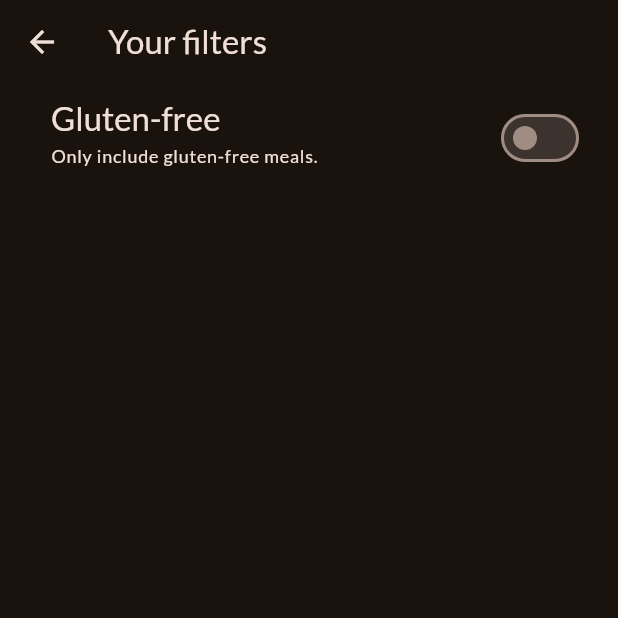
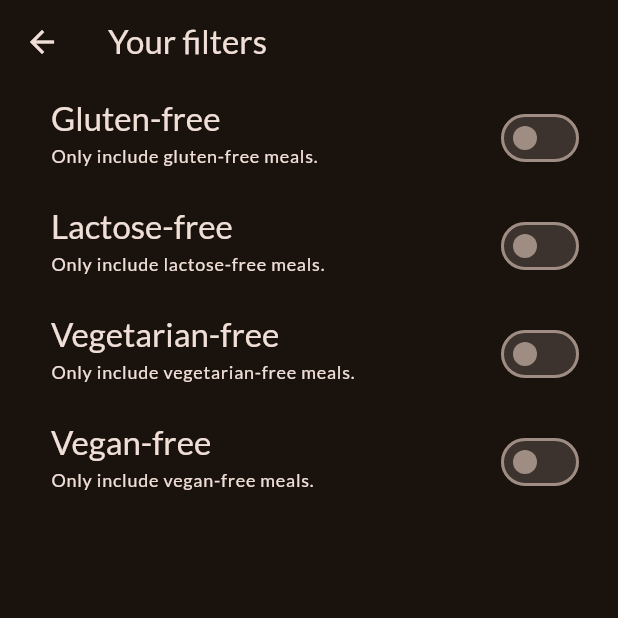
Before and after one commit to Industrylaud/meals_app_v2, a Flutter app: the FiltersScreen screen opened directly, on a phone screen of 412 x 824 dp, the top half of it. Run offline on Flutter 3.47's test engine with Material 2 defaults, Android fonts, the phone set to English and light mode, and no system bars; our stand-ins replace google_fonts, transparent_image.

Commit message:
Add more filters

```diff
--- a/lib/screens/filters_screen.dart
+++ b/lib/screens/filters_screen.dart
@@ -9,6 +9,9 @@ class FiltersScreen extends StatefulWidget {
 
 class _FiltersScreenState extends State<FiltersScreen> {
   var _glutenFreeFilterSet = false;
+  var _lactoseFreeFilterSet = false;
+  var _vegetarianFreeFilterSet = false;
+  var _veganFreeFilterSet = false;
 
   @override
   Widget build(BuildContext context) {
@@ -43,6 +46,81 @@ class _FiltersScreenState extends State<FiltersScreen> {
               right: 22,
             ),
           ),
+          SwitchListTile(
+            value: _lactoseFreeFilterSet,
+            onChanged: (isChecked) {
+              setState(() {
+                _lactoseFreeFilterSet = isChecked;
+              });
+            },
+            title: Text(
+              'Lactose-free',
+              style: Theme.of(context).textTheme.titleLarge!.copyWith(
+                    color: Theme.of(context).colorScheme.onBackground,
+                  ),
+            ),
+            subtitle: Text(
+              'Only include lactose-free meals.',
+              style: Theme.of(context).textTheme.labelMedium!.copyWith(
+                    color: Theme.of(context).colorScheme.onBackground,
+                  ),
+            ),
+            activeColor: Theme.of(context).colorScheme.tertiary,
+            contentPadding: const EdgeInsets.only(
+              left: 34,
+              right: 22,
+            ),
+          ),
+          SwitchListTile(
+            value: _vegetarianFreeFilterSet,
+            onChanged: (isChecked) {
+              setState(() {
+                _vegetarianFreeFilterSet = isChecked;
+              });
+            },
+            title: Text(
+              'Vegetarian-free',
+              style: Theme.of(context).textTheme.titleLarge!.copyWith(
+                    color: Theme.of(context).colorScheme.onBackground,
+                  ),
+            ),
+            subtitle: Text(
+              'Only include vegetarian-free meals.',
+              style: Theme.of(context).textTheme.labelMedium!.copyWith(
+                    color: Theme.of(context).colorScheme.onBackground,
+                  ),
+            ),
+            activeColor: Theme.of(context).colorScheme.tertiary,
+            contentPadding: const EdgeInsets.only(
+              left: 34,
+              right: 22,
+            ),
+          ),
+          SwitchListTile(
+            value: _veganFreeFilterSet,
+            onChanged: (isChecked) {
+              setState(() {
+                _veganFreeFilterSet = isChecked;
+              });
+            },
+            title: Text(
+              'Vegan-free',
+              style: Theme.of(context).textTheme.titleLarge!.copyWith(
+                    color: Theme.of(context).colorScheme.onBackground,
+                  ),
+            ),
+            subtitle: Text(
+              'Only include vegan-free meals.',
+              style: Theme.of(context).textTheme.labelMedium!.copyWith(
+                    color: Theme.of(context).colorScheme.onBackground,
+                  ),
+            ),
+            activeColor: Theme.of(context).colorScheme.tertiary,
+            contentPadding: const EdgeInsets.only(
+              left: 34,
+              right: 22,
+            ),
+          )
         ],
       ),
     );
```
